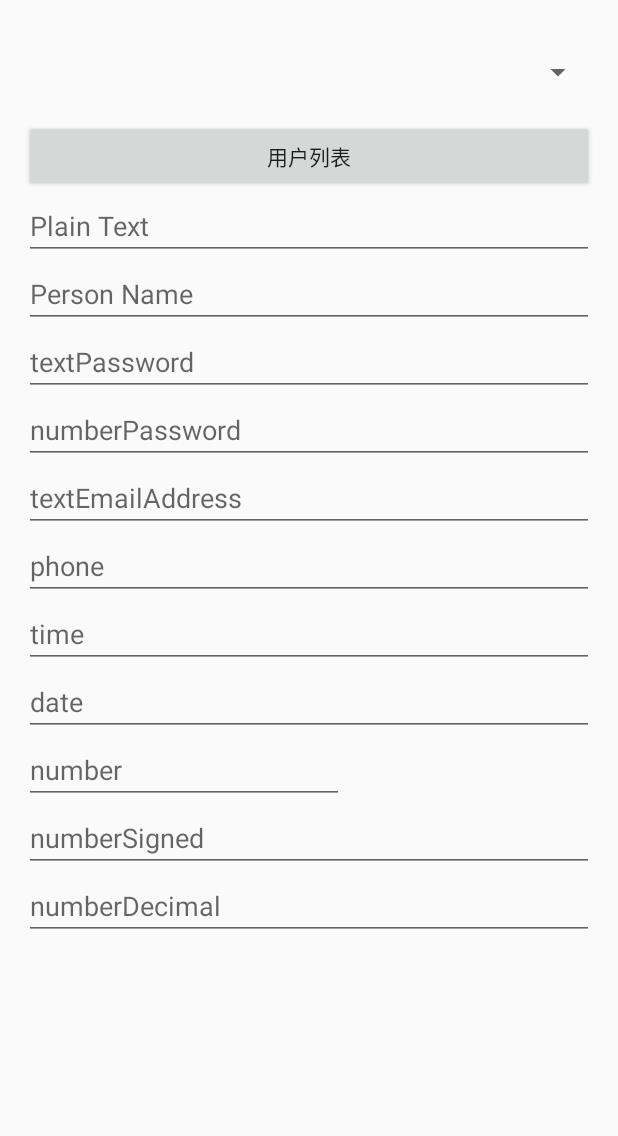
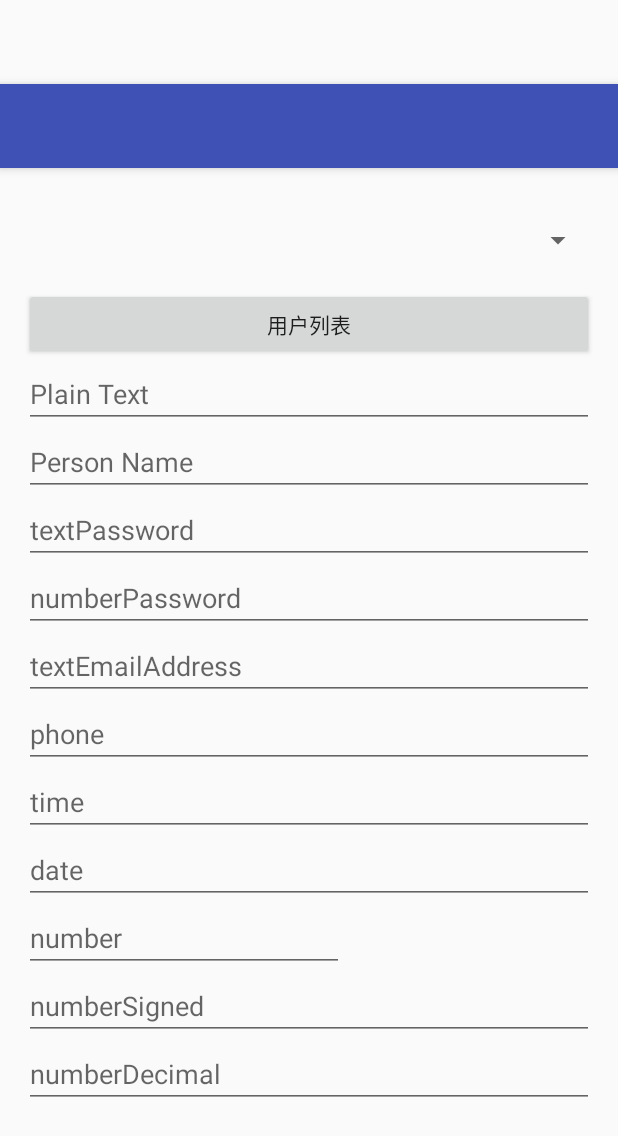
Before and after one commit to wQiao/android-demo, an Android app: the layout activity_first.xml on its own in the app's theme, with its tools: preview values and no code run, on a phone screen of 412 x 824 dp. Shown: the top 1136 px of the screen. Run offline under Robolectric (Android 15) with nearby library versions, the phone set to English and light mode, and no system bars.

Commit message:
scroll  toolbar hide

```diff
--- a/app/src/main/AndroidManifest.xml
+++ b/app/src/main/AndroidManifest.xml
@@ -26,7 +26,8 @@
         </activity>
         <activity
                 android:name=".activity.FirstActivity"
-                android:launchMode="singleTask"/>
+                android:launchMode="singleTask"
+                android:theme="@style/AppTheme.NoActionBar"/>
         <activity
                 android:name=".activity.UserListActivity"
                 android:launchMode="singleTask"/>
--- a/app/src/main/java/org/wqiao/coolweather/activity/FirstActivity.java
+++ b/app/src/main/java/org/wqiao/coolweather/activity/FirstActivity.java
@@ -5,11 +5,9 @@ import android.databinding.DataBindingUtil;
 import android.os.Bundle;
 import android.util.Log;
 import android.view.View;
-import android.widget.Button;
 import org.wqiao.coolweather.R;
 import org.wqiao.coolweather.adapter.ParamSpinnerAdapter;
 import org.wqiao.coolweather.databinding.ActivityFirstBinding;
-import org.wqiao.coolweather.model.User;
 
 public class FirstActivity extends BaseActivity {
 
@@ -23,6 +21,8 @@ public class FirstActivity extends BaseActivity {
         super.onCreate(savedInstanceState);
 //        setContentView(R.layout.activity_first);
        final ActivityFirstBinding binding = DataBindingUtil.setContentView(this, R.layout.activity_first);
+
+       // getActionBar().setDisplayHomeAsUpEnabled(true);
 
         Intent data = getIntent();
         Log.i("userName --->",data.getStringExtra("userName"));
--- a/app/src/main/res/layout/activity_first.xml
+++ b/app/src/main/res/layout/activity_first.xml
@@ -1,13 +1,37 @@
 <?xml version="1.0" encoding="utf-8"?>
 <layout xmlns:android="http://schemas.android.com/apk/res/android"
         xmlns:tools="http://schemas.android.com/tools"
-        xmlns:app="http://schemas.android.com/apk/res-auto"
-        tools:context=".activity.FirstActivity">
+        xmlns:app="http://schemas.android.com/apk/res-auto">
     <data>
         <variable name="param" type="org.wqiao.coolweather.model.Param"/>
     </data>
-    <ScrollView  android:layout_width="match_parent"
-                 android:layout_height="match_parent">
+    <android.support.design.widget.CoordinatorLayout
+
+            android:layout_width="match_parent"
+            android:layout_height="match_parent"
+            android:fitsSystemWindows="true"
+            app:layout_scrollFlags="scroll|enterAlways"
+            tools:context=".activity.FirstActivity">
+
+        <android.support.design.widget.AppBarLayout
+                android:layout_height="wrap_content"
+                android:layout_width="match_parent"
+                android:theme="@style/AppTheme.AppBarOverlay">
+
+            <android.support.v7.widget.Toolbar
+                    android:id="@+id/fa_toolbar"
+                    android:layout_width="match_parent"
+                    android:layout_height="?attr/actionBarSize"
+                    android:background="?attr/colorPrimary"
+                    app:layout_scrollFlags="scroll|enterAlways"
+                    app:popupTheme="@style/AppTheme.PopupOverlay"/>
+
+        </android.support.design.widget.AppBarLayout>
+
+        <android.support.v4.widget.NestedScrollView
+                android:layout_width="match_parent"
+                android:layout_height="match_parent"
+                app:layout_behavior="@string/appbar_scrolling_view_behavior">
             <LinearLayout
                     android:layout_width="match_parent"
                     android:layout_height="match_parent"
@@ -60,7 +84,7 @@
                         android:layout_height="wrap_content"
                         android:inputType="textEmailAddress"
                         android:hint="textEmailAddress"
-                    android:ems="10" />
+                        android:ems="10"/>
 
                 <EditText
                         android:layout_width="match_parent"
@@ -108,5 +132,6 @@
 
             </LinearLayout>
 
-    </ScrollView>
+        </android.support.v4.widget.NestedScrollView>
+    </android.support.design.widget.CoordinatorLayout>
 </layout>
--- a/app/src/main/res/layout/content_main.xml
+++ b/app/src/main/res/layout/content_main.xml
@@ -19,7 +19,6 @@
                 android:layout_width="match_parent"
                 android:layout_height="?attr/actionBarSize"
                 android:background="?attr/colorPrimary"
-                app:navigationIcon="@android:drawable/ic_menu_search"
                 app:layout_scrollFlags="scroll|enterAlways"
                 app:popupTheme="@style/AppTheme.PopupOverlay"/>
         <android.support.design.widget.TabLayout
--- a/app/src/main/res/values-v19/styles.xml
+++ b/app/src/main/res/values-v19/styles.xml
@@ -1,6 +1,6 @@
 <resources>>
-    <!--<style  name="AppTheme.NoActionBar">
-        <item name="android:windowTranslucentNavigation">true</item>
-        <item name="android:windowTranslucentStatus">true</item>
-    </style>-->
+    <!--<style  name="AppTheme.NoActionBar">-->
+        <!--<item name="android:windowTranslucentNavigation">true</item>-->
+        <!--<item name="android:windowTranslucentStatus">true</item>-->
+    <!--</style>-->
 </resources>
```
Lines whose indentation alone changed are shown as unchanged.
